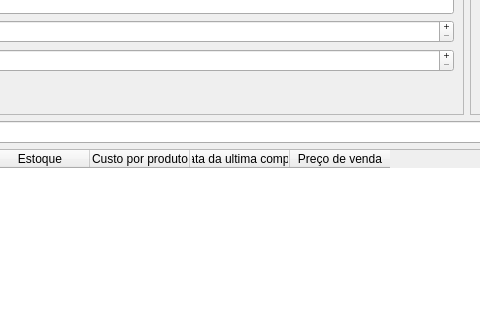
PedroGregori/Projeto_Integrador--SENAC_BA-2022, file view/management UIs/stock_management.ui: the form before one commit; both pictures show x 311 to 791 and y 110 to 430 of the 928 by 603 pixel window.
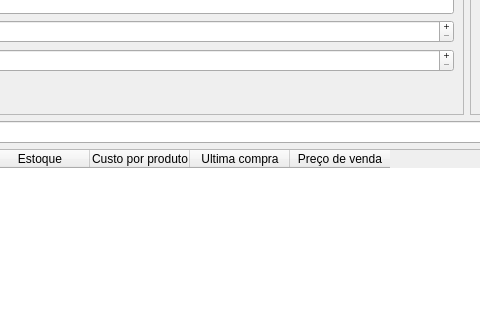
The form after the commit.

Diff of the .ui file:
```diff
--- a/view/management UIs/stock_management.ui
+++ b/view/management UIs/stock_management.ui
@@ -469,7 +469,7 @@
      </column>
      <column>
       <property name="text">
-       <string>Data da ultima compra</string>
+       <string>Ultima compra</string>
       </property>
      </column>
      <column>
```
